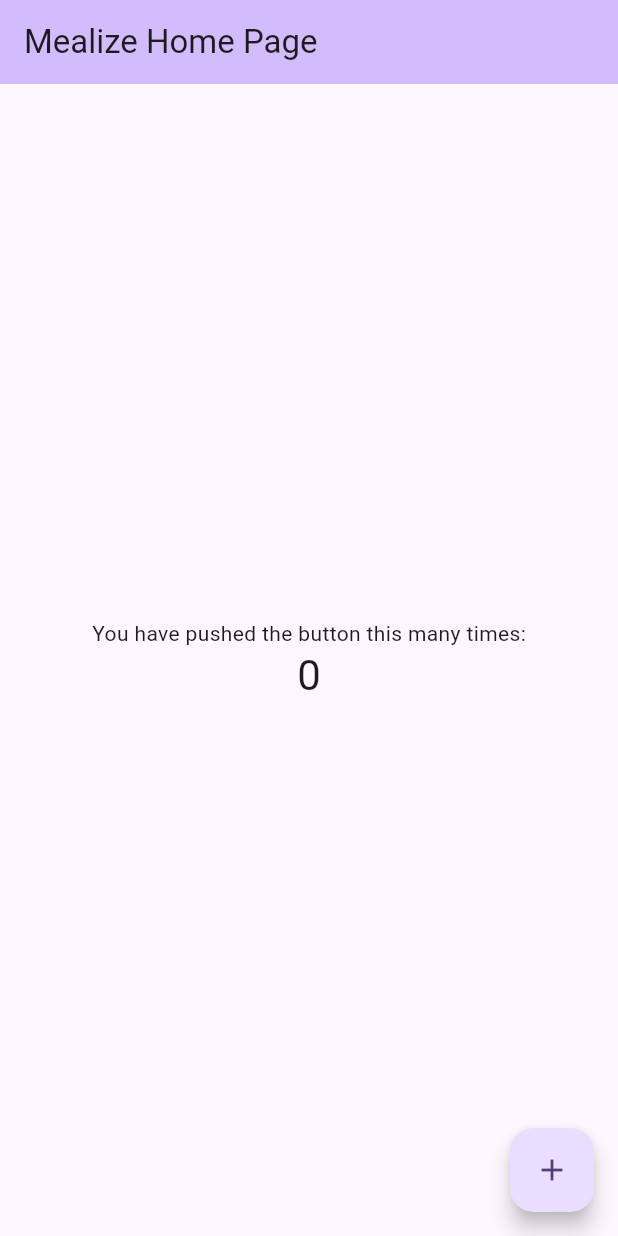
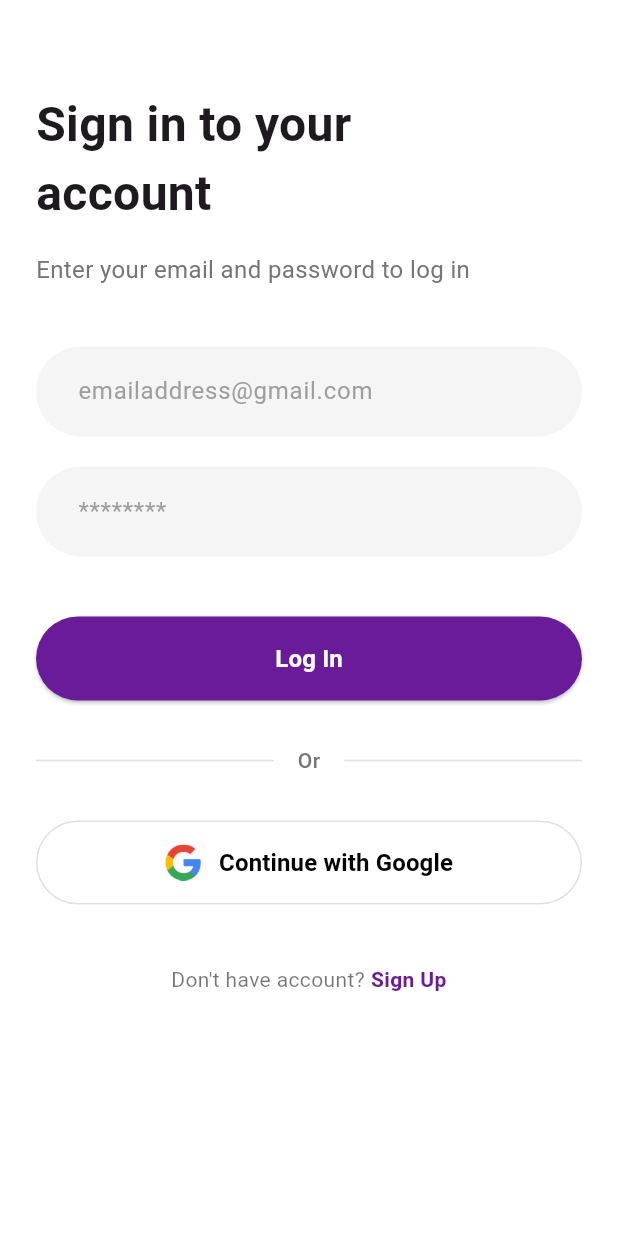
Before and after one commit to OleksaLv/mealize, a Flutter app: the screen it shows after launch, on a phone screen of 412 x 824 dp. Run offline on Flutter 3.47's test engine with Material 3 defaults, Android fonts, the light colour scheme and no system bars.

Commit message:
add-splash-and-login-screens

```diff
--- /dev/null
+++ b/lib/core/screens/login_screen.dart
@@ -0,0 +1,119 @@
+import 'package:flutter/material.dart';
+
+// Імпорт кастомних віджетів
+import '../widgets/app_text_field.dart';
+import '../widgets/primary_button.dart';
+import '../widgets/social_auth_button.dart';
+import '../widgets/divider_with_text.dart';
+import '../widgets/auth_navigation_text.dart';
+
+// Імпорт екранів для навігації
+import 'register_screen.dart';
+import 'main_screen.dart';
+
+
+class LoginScreen extends StatelessWidget {
+  const LoginScreen({super.key});
+
+  @override
+  Widget build(BuildContext context) {
+    // SafeArea, щоб контент не заходив під статус-бар
+    return Scaffold(
+      backgroundColor: Colors.white,
+      body: SafeArea(
+        // SingleChildScrollView, щоб екран можна було скролити, коли з'явиться клавіатура
+        child: SingleChildScrollView(
+          child: Padding(
+            // Відступи зліва і справа
+            padding: const EdgeInsets.symmetric(horizontal: 24.0),
+            child: Column(
+              crossAxisAlignment: CrossAxisAlignment.start,
+              children: [
+                // Відступ зверху
+                const SizedBox(height: 60),
+
+                // Заголовок "Sign in..."
+                const Text(
+                  'Sign in to your\naccount',
+                  style: TextStyle(
+                    fontSize: 32,
+                    fontWeight: FontWeight.bold,
+                  ),
+                ),
+                const SizedBox(height: 16),
+                Text(
+                  'Enter your email and password to log in',
+                  style: TextStyle(
+                    fontSize: 16,
+                    color: Colors.grey.shade600,
+                  ),
+                ),
+                const SizedBox(height: 40),
+
+                // Кастомний віджет поля для Email
+                const AppTextField(
+                  hintText: 'emailaddress@gmail.com',
+                ),
+                const SizedBox(height: 20),
+
+                // Кастомний віджет поля для Пароля
+                const AppTextField(
+                  hintText: '********',
+                  obscureText: true,
+                ),
+                const SizedBox(height: 40),
+
+                // Кастомна кнопка "Log In"
+                PrimaryButton(
+                  text: 'Log In',
+                  onPressed: () {
+                    // Тимчасова навігація на головний екран
+                    // pushReplacement, щоб не можна було повернутися назад на екран логіну
+                    Navigator.of(context).pushReplacement(
+                      MaterialPageRoute(
+                        builder: (context) => const MainScreen(),
+                      ),
+                    );
+                  },
+                ),
+                const SizedBox(height: 30),
+
+                // Кастомний розділювач "Or"
+                const DividerWithText(text: 'Or'),
+                const SizedBox(height: 30),
+
+                // Кастомна кнопка Google
+                SocialAuthButton(
+                  text: 'Continue with Google',
+                  iconPath: 'assets/icons/google_logo.png',
+                  onPressed: () {
+                    // Логіка входу через Google
+                  },
+                ),
+                const SizedBox(height: 40),
+
+                // Кастомний текст-навігація
+                Align(
+                  alignment: Alignment.center,
+                  child: AuthNavigationText(
+                    text: "Don't have account?",
+                    buttonText: 'Sign Up',
+                    onTap: () {
+                      // Навігація на екран реєстрації
+                      Navigator.of(context).push(
+                        MaterialPageRoute(
+                          builder: (context) => const RegisterScreen(),
+                        ),
+                      );
+                    },
+                  ),
+                ),
+                const SizedBox(height: 20),
+              ],
+            ),
+          ),
+        ),
+      ),
+    );
+  }
+}
--- a/lib/main.dart
+++ b/lib/main.dart
@@ -1,4 +1,5 @@
 import 'package:flutter/material.dart';
+import 'core/screens/splash_screen.dart';
 
 void main() {
   runApp(const MyApp());
@@ -7,116 +8,29 @@
 class MyApp extends StatelessWidget {
   const MyApp({super.key});
 
-  // This widget is the root of your application.
   @override
   Widget build(BuildContext context) {
     return MaterialApp(
       title: 'mealize',
       theme: ThemeData(
-        // This is the theme of your application.
-        //
-        // TRY THIS: Try running your application with "flutter run". You'll see
-        // the application has a purple toolbar. Then, without quitting the app,
-        // try changing the seedColor in the colorScheme below to Colors.green
-        // and then invoke "hot reload" (save your changes or press the "hot
-        // reload" button in a Flutter-supported IDE, or press "r" if you used
-        // the command line to start the app).
-        //
-        // Notice that the counter didn't reset back to zero; the application
-        // state is not lost during the reload. To reset the state, use hot
-        // restart instead.
-        //
-        // This works for code too, not just values: Most code changes can be
-        // tested with just a hot reload.
-        colorScheme: ColorScheme.fromSeed(seedColor: Colors.deepPurple),
+        // Налаштовуємо головні кольори теми
+        colorScheme: ColorScheme.fromSeed(
+          // Це фіолетовий, схожий на твій дизайн
+          seedColor: const Color(0xFF6A1B9A),
+          // Вказуємо його як основний
+          primary: const Color(0xFF6A1B9A),
+          // Вказуємо, що текст на ньому має бути білим
+          onPrimary: Colors.white,
+        ),
+        // Використовуємо дизайн Material 3
+        useMaterial3: true,
       ),
-      home: const MyHomePage(title: 'Mealize Home Page'),
+
+      // Splashscreen як домашній екран
+      home: const SplashScreen(),
+
+      // Прибирати банер "Debug" у кутку
+      debugShowCheckedModeBanner: false,
     );
   }
 }
-
-class MyHomePage extends StatefulWidget {
-  const MyHomePage({super.key, required this.title});
-
-  // This widget is the home page of your application. It is stateful, meaning
-  // that it has a State object (defined below) that contains fields that affect
-  // how it looks.
-
-  // This class is the configuration for the state. It holds the values (in this
-  // case the title) provided by the parent (in this case the App widget) and
-  // used by the build method of the State. Fields in a Widget subclass are
-  // always marked "final".
-
-  final String title;
-
-  @override
-  State<MyHomePage> createState() => _MyHomePageState();
-}
-
-class _MyHomePageState extends State<MyHomePage> {
-  int _counter = 0;
-
-  void _incrementCounter() {
-    setState(() {
-      // This call to setState tells the Flutter framework that something has
-      // changed in this State, which causes it to rerun the build method below
-      // so that the display can reflect the updated values. If we changed
-      // _counter without calling setState(), then the build method would not be
-      // called again, and so nothing would appear to happen.
-      _counter++;
-    });
-  }
-
-  @override
-  Widget build(BuildContext context) {
-    // This method is rerun every time setState is called, for instance as done
-    // by the _incrementCounter method above.
-    //
-    // The Flutter framework has been optimized to make rerunning build methods
-    // fast, so that you can just rebuild anything that needs updating rather
-    // than having to individually change instances of widgets.
-    return Scaffold(
-      appBar: AppBar(
-        // TRY THIS: Try changing the color here to a specific color (to
-        // Colors.amber, perhaps?) and trigger a hot reload to see the AppBar
-        // change color while the other colors stay the same.
-        backgroundColor: Theme.of(context).colorScheme.inversePrimary,
-        // Here we take the value from the MyHomePage object that was created by
-        // the App.build method, and use it to set our appbar title.
-        title: Text(widget.title),
-      ),
-      body: Center(
-        // Center is a layout widget. It takes a single child and positions it
-        // in the middle of the parent.
-        child: Column(
-          // Column is also a layout widget. It takes a list of children and
-          // arranges them vertically. By default, it sizes itself to fit its
-          // children horizontally, and tries to be as tall as its parent.
-          //
-          // Column has various properties to control how it sizes itself and
-          // how it positions its children. Here we use mainAxisAlignment to
-          // center the children vertically; the main axis here is the vertical
-          // axis because Columns are vertical (the cross axis would be
-          // horizontal).
-          //
-          // TRY THIS: Invoke "debug painting" (choose the "Toggle Debug Paint"
-          // action in the IDE, or press "p" in the console), to see the
-          // wireframe for each widget.
-          mainAxisAlignment: MainAxisAlignment.center,
-          children: <Widget>[
-            const Text('You have pushed the button this many times:'),
-            Text(
-              '$_counter',
-              style: Theme.of(context).textTheme.headlineMedium,
-            ),
-          ],
-        ),
-      ),
-      floatingActionButton: FloatingActionButton(
-        onPressed: _incrementCounter,
-        tooltip: 'Increment',
-        child: const Icon(Icons.add),
-      ), // This trailing comma makes auto-formatting nicer for build methods.
-    );
-  }
-}
--- a/pubspec.yaml
+++ b/pubspec.yaml
@@ -60,6 +60,7 @@
   # To add assets to your application, add an assets section, like this:
   assets:
     - assets/icons/
+    - assets/images/
 
   # An image asset can refer to one or more resolution-specific "variants", see
   # https://flutter.dev/to/resolution-aware-images
```
Also changed, not shown: lib/core/screens/main_screen.dart (added, +14 -0 lines), lib/core/screens/register_screen.dart (added, +18 -0 lines), lib/core/screens/splash_screen.dart (added, +47 -0 lines), assets/images/app_logo.png (added).
